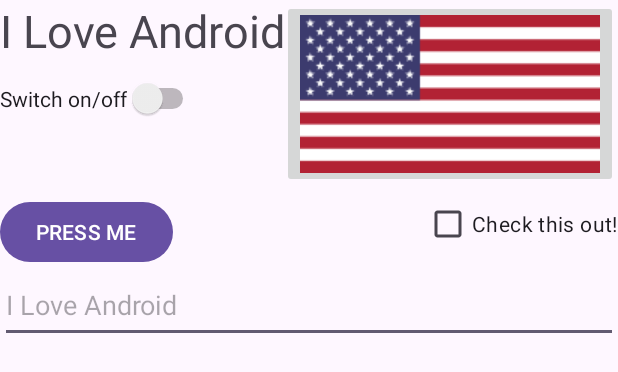
After one commit to BrandonNolan117/AndroidLabs2, an Android app: the layout activity_main_constraint.xml on its own in the app's theme, with its tools: preview values and no code run, on a phone screen of 412 x 824 dp. The commit adds this screen. Shown: the top 372 px of the screen. Run offline under Robolectric (Android 15) with nearby library versions, the phone set to English and light mode, and no system bars.

Commit message:
Finish lab 2
Added grid and constraint layouts. lab 2 is finished.

```diff
--- /dev/null
+++ b/app/src/main/res/layout/activity_main_constraint.xml
@@ -0,0 +1,61 @@
+<?xml version="1.0" encoding="utf-8"?>
+<androidx.constraintlayout.widget.ConstraintLayout xmlns:android="http://schemas.android.com/apk/res/android"
+    android:layout_width="match_parent"
+    android:layout_height="match_parent"
+
+    xmlns:app="http://schemas.android.com/apk/res-auto">
+    <TextView
+        android:id="@+id/textview"
+        android:layout_width="wrap_content"
+        android:layout_height="wrap_content"
+        android:text="@string/i_love_android"
+        android:textSize="30dp"
+        app:layout_constraintTop_toTopOf="parent"
+        app:layout_constraintLeft_toLeftOf="parent"/>
+
+    <ImageButton
+        android:id="@+id/imageButton"
+        android:layout_width="wrap_content"
+        android:layout_height="wrap_content"
+        app:srcCompat="@drawable/flag"
+        android:contentDescription="@string/flag_description"
+        app:layout_constraintTop_toTopOf="parent"
+        app:layout_constraintRight_toRightOf="parent"/>
+
+    <Switch
+        android:id="@+id/switch1"
+        android:layout_width="wrap_content"
+        android:layout_height="wrap_content"
+        android:minHeight="50dp"
+        android:text="@string/switch_text"
+        app:layout_constraintTop_toBottomOf="@id/textview"
+        app:layout_constraintLeft_toLeftOf="parent"/>
+
+
+    <Button
+        android:id="@+id/button1"
+        android:layout_width="wrap_content"
+        android:layout_height="wrap_content"
+        android:layout_marginTop="40dp"
+        android:text="@string/press"
+        app:layout_constraintLeft_toLeftOf="parent"
+        app:layout_constraintTop_toBottomOf="@id/switch1" />
+
+    <CheckBox
+        android:id="@+id/checkbox"
+        android:layout_width="wrap_content"
+        android:layout_height="wrap_content"
+        android:text="@string/checkBox"
+        app:layout_constraintTop_toBottomOf="@id/imageButton"
+        app:layout_constraintRight_toRightOf="parent"/>
+    <EditText
+        android:id="@+id/edit"
+        android:layout_width="match_parent"
+        android:layout_height="wrap_content"
+        android:minHeight="50dp"
+        android:hint="@string/i_love_android"
+        app:layout_constraintTop_toBottomOf="@id/button1"
+        app:layout_constraintLeft_toLeftOf="parent"/>
+
+
+</androidx.constraintlayout.widget.ConstraintLayout>
--- a/app/src/main/res/values/strings.xml
+++ b/app/src/main/res/values/strings.xml
@@ -11,4 +11,5 @@
     <string name="cbOn">on</string>
     <string name="cbOff">off</string>
 
+
 </resources>
```
Also changed, not shown: app/src/main/res/layout/activity_main_grid.xml (added, +59 -0 lines), 1 other file.
